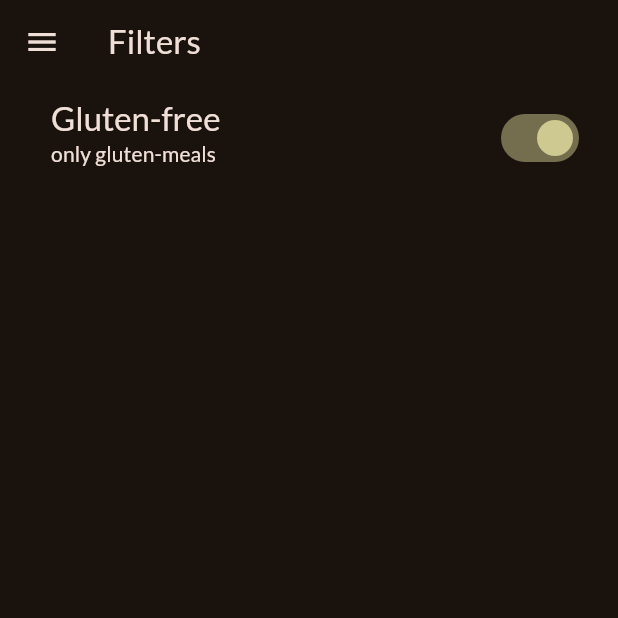
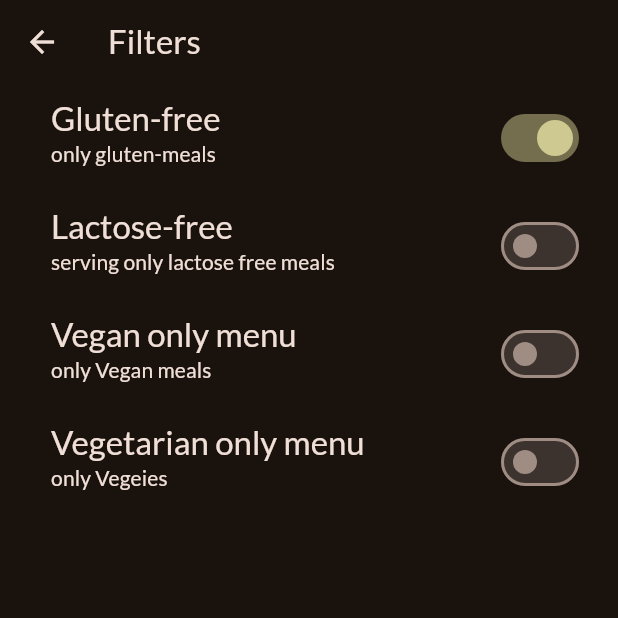
Before and after one commit to andreyscott/meal_app, a Flutter app: the FilterScreen screen opened directly, on a phone screen of 412 x 824 dp, the top half of it. Run offline on Flutter 3.47's test engine with Material 3 defaults, Android fonts, the phone set to English and light mode, and no system bars; our stand-ins replace google_fonts, transparent_image.

Commit message:
added the fliter functionality

```diff
--- a/lib/screens/filters.dart
+++ b/lib/screens/filters.dart
@@ -1,6 +1,13 @@
 import 'package:flutter/material.dart';
-import 'package:meal_app/screens/tabs.dart';
-import 'package:meal_app/widgets/main_drawer.dart';
+// import 'package:meal_app/screens/tabs.dart';
+// import 'package:meal_app/widgets/main_drawer.dart';
+
+enum Filter {
+  glutenFree,
+  lactoseFree,
+  vegetarian,
+  vegan,
+}
 
 class FilterScreen extends StatefulWidget {
   const FilterScreen({super.key});
@@ -13,18 +20,33 @@ class FilterScreen extends StatefulWidget {
 
 class _FilterScreenState extends State<FilterScreen> {
   var _glutenFreeFilterSet = true;
+  var _lactoseFreeFilterSet = false;
+  var _veganFreeFilterSet = false;
+  var _vegetarianFilterSet = false;
+
   @override
   Widget build(BuildContext context) {
     return Scaffold(
       appBar: AppBar(title: const Text('Filters')),
-      drawer: MainDrawer(onSelectScreen: (identifier) {
-        Navigator.of(context).pop();
-        if (identifier == 'meals') {
-          Navigator.of(context)
-              .push(MaterialPageRoute(builder: (ctx) => const TabsScreen()));
-        }
-      }),
-      body: Column(
+      // drawer: MainDrawer(onSelectScreen: (identifier) {
+      //   Navigator.of(context).pop();
+      //   if (identifier == 'meals') {
+      //     Navigator.of(context)
+      //         .push(MaterialPageRoute(builder: (ctx) => const TabsScreen()));
+      //   }
+      // }),
+      body: PopScope(
+        canPop: false,
+        onPopInvoked: (bool didPop) {
+          if (didPop) return;
+          Navigator.of(context).pop({
+            Filter.glutenFree: _glutenFreeFilterSet,
+            Filter.lactoseFree: _lactoseFreeFilterSet,
+            Filter.vegetarian: _vegetarianFilterSet,
+            Filter.vegan: _veganFreeFilterSet,
+          });
+        },
+        child: Column(
           children: [
             SwitchListTile(
               value: _glutenFreeFilterSet,
@@ -47,8 +69,75 @@ class _FilterScreenState extends State<FilterScreen> {
               ),
               activeColor: Theme.of(context).colorScheme.tertiary,
               contentPadding: const EdgeInsets.only(left: 34, right: 22),
+            ),
+            SwitchListTile(
+              value: _lactoseFreeFilterSet,
+              onChanged: (isChecked) {
+                setState(() {
+                  _lactoseFreeFilterSet = isChecked;
+                });
+              },
+              title: Text(
+                "Lactose-free",
+                style: Theme.of(context).textTheme.titleLarge!.copyWith(
+                      color: Theme.of(context).colorScheme.onBackground,
+                    ),
+              ),
+              subtitle: Text(
+                "serving only lactose free meals",
+                style: Theme.of(context).textTheme.labelLarge!.copyWith(
+                      color: Theme.of(context).colorScheme.onBackground,
+                    ),
+              ),
+              activeColor: Theme.of(context).colorScheme.tertiary,
+              contentPadding: const EdgeInsets.only(left: 34, right: 22),
+            ),
+            SwitchListTile(
+              value: _veganFreeFilterSet,
+              onChanged: (isChecked) {
+                setState(() {
+                  _veganFreeFilterSet = isChecked;
+                });
+              },
+              title: Text(
+                "Vegan only menu",
+                style: Theme.of(context).textTheme.titleLarge!.copyWith(
+                      color: Theme.of(context).colorScheme.onBackground,
+                    ),
+              ),
+              subtitle: Text(
+                "only Vegan meals",
+                style: Theme.of(context).textTheme.labelLarge!.copyWith(
+                      color: Theme.of(context).colorScheme.onBackground,
+                    ),
+              ),
+              activeColor: Theme.of(context).colorScheme.tertiary,
+              contentPadding: const EdgeInsets.only(left: 34, right: 22),
+            ),
+            SwitchListTile(
+              value: _vegetarianFilterSet,
+              onChanged: (isChecked) {
+                setState(() {
+                  _vegetarianFilterSet = isChecked;
+                });
+              },
+              title: Text(
+                "Vegetarian only menu",
+                style: Theme.of(context).textTheme.titleLarge!.copyWith(
+                      color: Theme.of(context).colorScheme.onBackground,
+                    ),
+              ),
+              subtitle: Text(
+                "only Vegeies",
+                style: Theme.of(context).textTheme.labelLarge!.copyWith(
+                      color: Theme.of(context).colorScheme.onBackground,
+                    ),
+              ),
+              activeColor: Theme.of(context).colorScheme.tertiary,
+              contentPadding: const EdgeInsets.only(left: 34, right: 22),
             )
           ],
+        ),
       ),
     );
   }
--- a/lib/screens/home.dart
+++ b/lib/screens/home.dart
@@ -6,8 +6,8 @@ class HomeScreen extends StatelessWidget {
   @override
   Widget build(BuildContext context) {
     return Scaffold(
-      appBar: AppBar(title: Text('HomeScreen')),
-      body: Column(
+      appBar: AppBar(title: const Text('HomeScreen')),
+      body: const Column(
         children: [Text('This is your Home')],
       ),
     );
```
Also changed, not shown: lib/screens/tabs.dart (+4 -5 lines), lib/widgets/test.dart (added, +29 -0 lines). Lines whose indentation alone changed are shown as unchanged.
